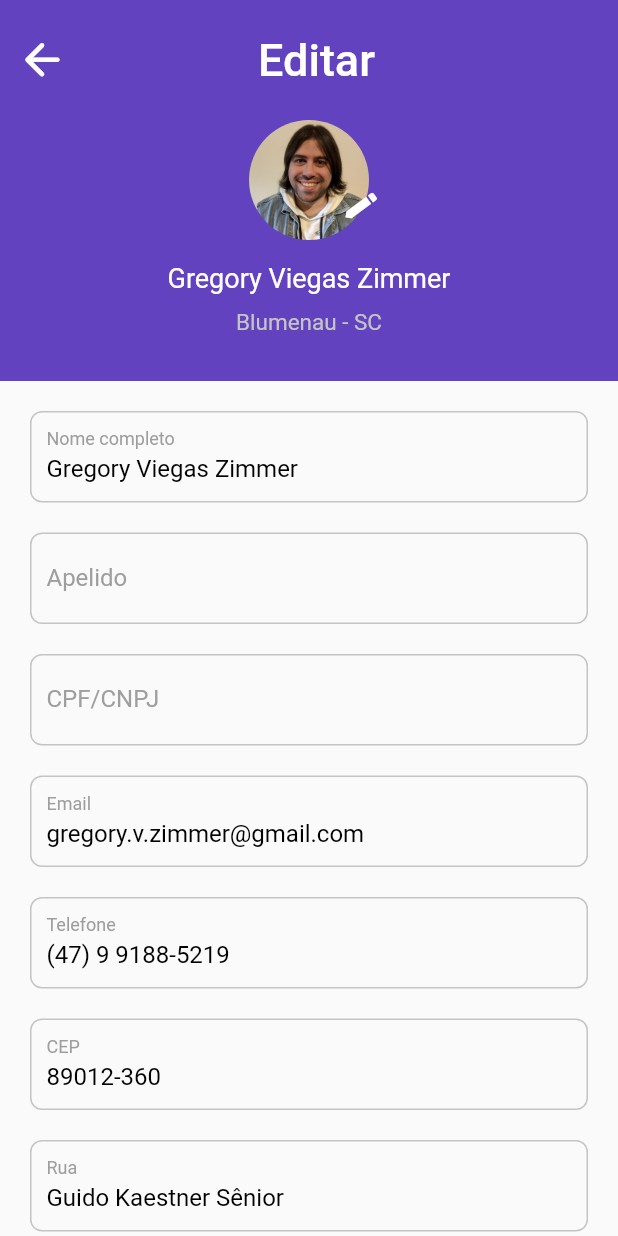
After one commit to GreemerBR/deal, a Flutter app: the ProfileEditorPage screen opened directly, on a phone screen of 412 x 824 dp. The commit adds this screen. Run offline on Flutter 3.47's test engine with Material 2 defaults, Android fonts, the phone set to English and light mode, and no system bars.

Commit message:
[fix]
Fixed the problems in the profile and profile editor pages

```diff
--- a/lib/main.dart
+++ b/lib/main.dart
@@ -1,12 +1,12 @@
 import 'package:flutter/material.dart';
 
-import 'presenter/splash_screen/splash_screen.dart';
+import 'presenter/splash_screen/splash_screen_page.dart';
 
 void main() {
   runApp(
     MaterialApp(
       title: 'Deal',
-      home: SplashScreen(),
+      home: SplashScreenPage(),
       debugShowCheckedModeBanner: false,
     ),
   );
--- /dev/null
+++ b/lib/presenter/my_profile/my_profile_editor/profile_editor_page.dart
@@ -0,0 +1,41 @@
+import 'package:flutter/material.dart';
+
+import 'widgets/body_my_profile_editor.dart';
+
+class ProfileEditorPage extends StatefulWidget {
+  const ProfileEditorPage({Key? key}) : super(key: key);
+
+  @override
+  State<ProfileEditorPage> createState() => _ProfileEditorPageState();
+}
+
+class _ProfileEditorPageState extends State<ProfileEditorPage> {
+  @override
+  Widget build(BuildContext context) {
+    return Scaffold(
+      appBar: AppBar(
+        elevation: 0,
+        centerTitle: true,
+        toolbarHeight: 80,
+        backgroundColor: Color.fromARGB(255, 99, 66, 191),
+        title: const Padding(
+          padding: EdgeInsets.only(left: 10),
+          child: Text(
+            'Editar',
+            style: TextStyle(fontSize: 30),
+          ),
+        ),
+        leading: IconButton(
+          icon: Icon(
+            Icons.arrow_back_rounded,
+            size: 35,
+          ),
+          onPressed: () {
+            Navigator.pop(context);
+          },
+        ),
+      ),
+      body: BodyMyProfileEditor(),
+    );
+  }
+}
--- /dev/null
+++ b/lib/presenter/my_profile/my_profile_editor/widgets/body_my_profile_editor.dart
@@ -0,0 +1,89 @@
+import 'package:flutter/material.dart';
+
+import '../../widgets/profile_summary_informations.dart';
+import 'profile_list_informations.dart';
+
+class BodyMyProfileEditor extends StatelessWidget {
+  const BodyMyProfileEditor({
+    Key? key,
+  }) : super(key: key);
+
+  @override
+  Widget build(BuildContext context) {
+    return Center(
+      child: Column(
+        children: [
+          Stack(
+            alignment: Alignment.center,
+            children: [
+              ProfileSummaryInformations(
+                name: 'Gregory Viegas Zimmer',
+                address: 'Blumenau - SC',
+                photo: 'assets/images/Avatar.jpeg',
+              ),
+              Padding(
+                padding: const EdgeInsets.only(
+                  left: 70,
+                  bottom: 80,
+                ),
+                child: Transform.rotate(
+                  angle: 0.15,
+                  child: Icon(
+                    Icons.edit,
+                    color: Colors.white,
+                    size: 25,
+                  ),
+                ),
+              ),
+            ],
+          ),
+          Expanded(
+            child: SingleChildScrollView(
+              physics: BouncingScrollPhysics(),
+              child: Column(
+                children: [
+                  ProfileListInformation(
+                    initialText: 'Gregory Viegas Zimmer',
+                    boxLabel: 'Nome completo',
+                  ),
+                  ProfileListInformation(
+                    initialText: '',
+                    boxLabel: 'Apelido',
+                  ),
+                  ProfileListInformation(
+                    initialText: '',
+                    boxLabel: 'CPF/CNPJ',
+                  ),
+                  ProfileListInformation(
+                    initialText: 'gregory.v.zimmer@gmail.com',
+                    boxLabel: 'Email',
+                  ),
+                  ProfileListInformation(
+                    initialText: '(47) 9 9188-5219',
+                    boxLabel: 'Telefone',
+                  ),
+                  ProfileListInformation(
+                    initialText: '89012-360',
+                    boxLabel: 'CEP',
+                  ),
+                  ProfileListInformation(
+                    initialText: 'Guido Kaestner Sênior',
+                    boxLabel: 'Rua',
+                  ),
+                  ProfileListInformation(
+                    initialText: 'n° 186',
+                    boxLabel: 'Número',
+                  ),
+                  ProfileListInformation(
+                    initialText: '',
+                    boxLabel: 'Complemento',
+                  ),
+                ],
+              ),
+            ),
+          )
+        ],
+      ),
+    );
+  }
+}
--- a/lib/presenter/myProfile/widgets/close_button_profile.dart
+++ b/lib/presenter/my_profile/widgets/close_button_profile.dart
@@ -1,6 +1,6 @@
 import 'package:flutter/material.dart';
 
-import '../../login/login.dart';
+import '../../login/login_page.dart';
 
 class CloseButtonProfile extends StatelessWidget {
   const CloseButtonProfile({
@@ -61,7 +61,7 @@ class CloseButtonProfile extends StatelessWidget {
                   Navigator.of(context).push(
                     MaterialPageRoute(
                       builder: (context) {
-                        return Login();
+                        return LoginPage();
                       },
                     ),
                   );
```
Also changed, not shown: lib/presenter/login/login_page.dart (renamed from lib/presenter/login/login.dart, +6 -6 lines), lib/presenter/main_menu/widgets/menu_navigation_bar.dart (+4 -4 lines), lib/presenter/myProfile/my_profile.dart (deleted, +0 -101 lines), lib/presenter/myProfile/profile_editor.dart (deleted, +0 -116 lines), lib/presenter/my_profile/my_profile_page.dart (added, +57 -0 lines), lib/presenter/my_profile/widgets/body_my_profile.dart (added, +58 -0 lines), lib/presenter/splash_screen/splash_screen_page.dart (renamed from lib/presenter/splash_screen/splash_screen.dart, +6 -6 lines), lib/presenter/my_profile/my_profile_editor/widgets/profile_list_informations.dart (renamed from lib/presenter/myProfile/widgets/profile_list_informations.dart), lib/presenter/my_profile/widgets/profile_list_item.dart (renamed from lib/presenter/myProfile/widgets/profile_list_item.dart), lib/presenter/my_profile/widgets/profile_summary_informations.dart (renamed from lib/presenter/myProfile/widgets/profile_summary_informations.dart).
